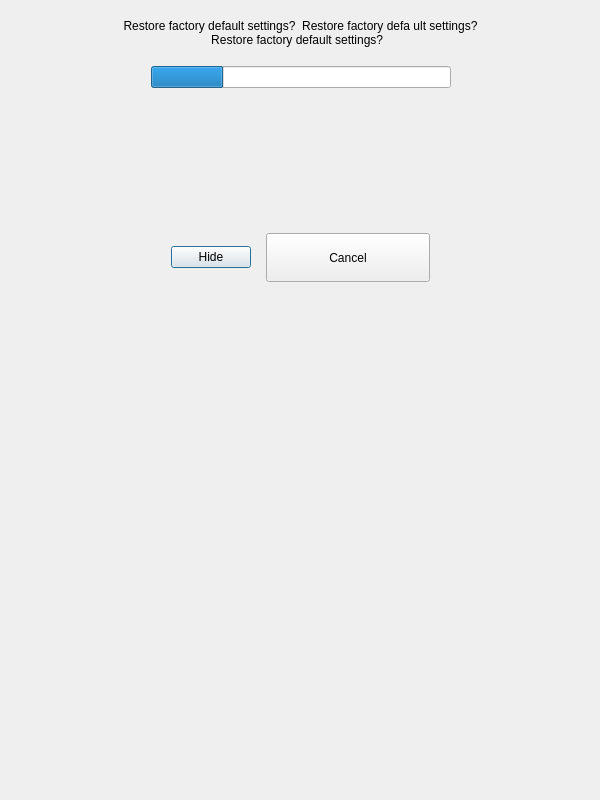
Old version of the form bqUi/ui/ProgressDialog.ui in the repository bq/cervantes.
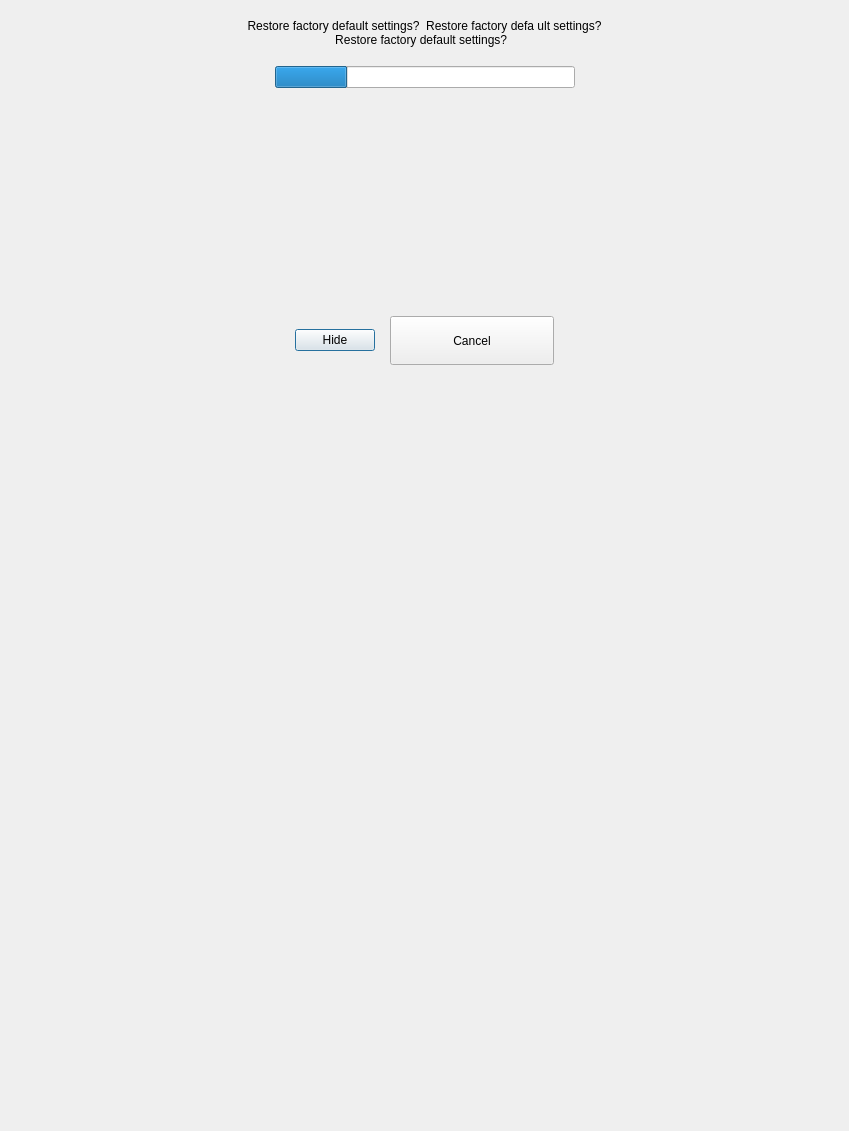
New version of the form. Custom widgets are drawn as their Qt base class.

The edit to the form file:
```diff
--- a/bqUi/ui/ProgressDialog.ui
+++ b/bqUi/ui/ProgressDialog.ui
@@ -6,8 +6,8 @@
    <rect>
     <x>0</x>
     <y>0</y>
-    <width>600</width>
-    <height>800</height>
+    <width>849</width>
+    <height>1131</height>
    </rect>
   </property>
   <property name="windowTitle">
@@ -61,8 +61,8 @@
           </property>
           <property name="sizeHint" stdset="0">
            <size>
-            <width>40</width>
-            <height>20</height>
+            <width>57</width>
+            <height>28</height>
            </size>
           </property>
          </spacer>
@@ -121,7 +121,7 @@
              <property name="maximumSize">
               <size>
                <width>16777215</width>
-               <height>60</height>
+               <height>85</height>
               </size>
              </property>
              <layout class="QHBoxLayout" name="horizontalLayout">
@@ -138,8 +138,8 @@
                 </property>
                 <property name="sizeHint" stdset="0">
                  <size>
-                  <width>5</width>
-                  <height>20</height>
+                  <width>7</width>
+                  <height>28</height>
                  </size>
                 </property>
                </spacer>
@@ -167,8 +167,8 @@
                 </property>
                 <property name="sizeHint" stdset="0">
                  <size>
-                  <width>5</width>
-                  <height>20</height>
+                  <width>7</width>
+                  <height>28</height>
                  </size>
                 </property>
                </spacer>
@@ -183,8 +183,8 @@
              </property>
              <property name="sizeHint" stdset="0">
               <size>
-               <width>20</width>
-               <height>40</height>
+               <width>28</width>
+               <height>57</height>
               </size>
              </property>
             </spacer>
@@ -204,8 +204,8 @@
                </property>
                <property name="sizeHint" stdset="0">
                 <size>
-                 <width>40</width>
-                 <height>20</height>
+                 <width>57</width>
+                 <height>28</height>
                 </size>
                </property>
               </spacer>
@@ -233,8 +233,8 @@
                </property>
                <property name="maximumSize">
                 <size>
-                 <width>164</width>
-                 <height>49</height>
+                 <width>232</width>
+                 <height>69</height>
                 </size>
                </property>
                <property name="text">
@@ -249,8 +249,8 @@
                </property>
                <property name="sizeHint" stdset="0">
                 <size>
-                 <width>40</width>
-                 <height>20</height>
+                 <width>57</width>
+                 <height>28</height>
                 </size>
                </property>
               </spacer>
@@ -264,8 +264,8 @@
              </property>
              <property name="sizeHint" stdset="0">
               <size>
-               <width>20</width>
-               <height>40</height>
+               <width>28</width>
+               <height>57</height>
               </size>
              </property>
             </spacer>
@@ -280,8 +280,8 @@
           </property>
           <property name="sizeHint" stdset="0">
            <size>
-            <width>40</width>
-            <height>20</height>
+            <width>57</width>
+            <height>28</height>
            </size>
           </property>
          </spacer>
@@ -295,8 +295,8 @@
         </property>
         <property name="sizeHint" stdset="0">
          <size>
-          <width>20</width>
-          <height>40</height>
+          <width>28</width>
+          <height>57</height>
          </size>
         </property>
        </spacer>
```
Left out of the diff: 10 changed lines with no effect on the pictures.
